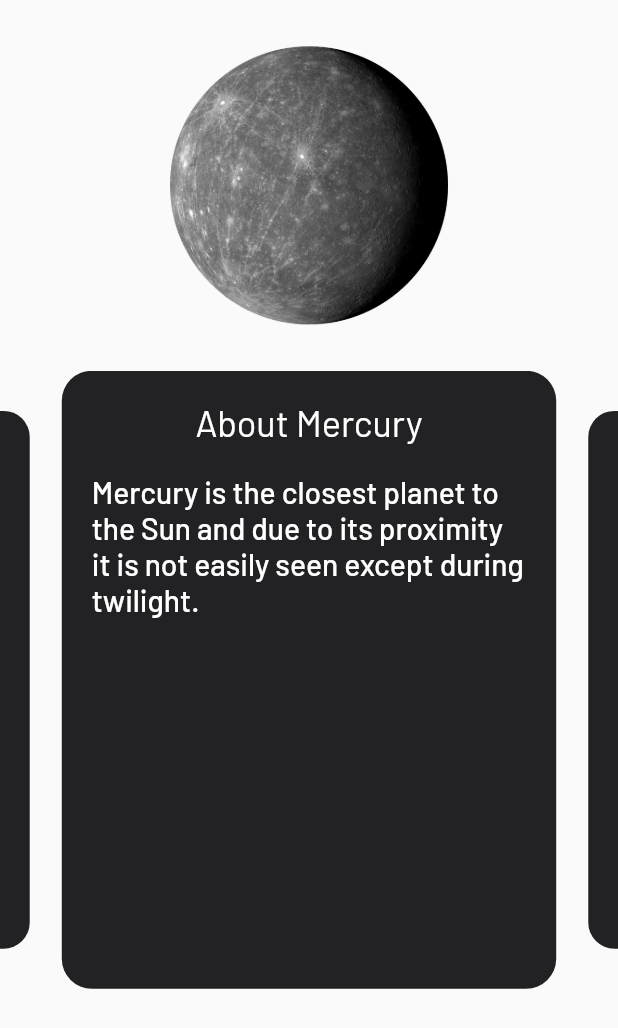
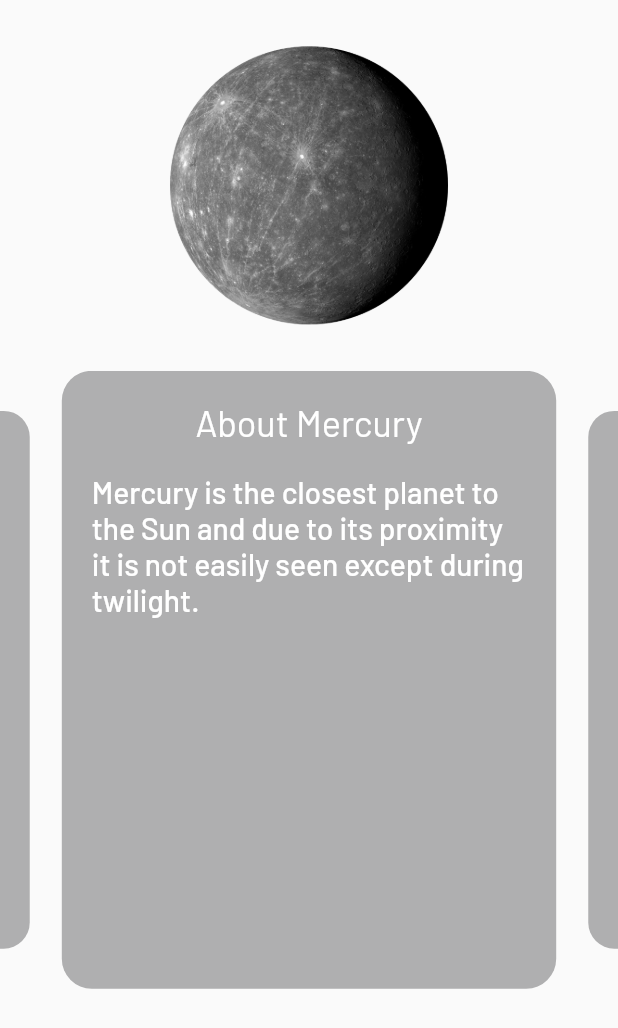
Before and after one commit to yogeshbhutkar/planetopedia, a Flutter app: the BodyPage widget shown alone on an empty page, opened directly with sample values from the repository, on a phone screen of 412 x 824 dp. Shown: the top 1028 px of the screen. Run offline on Flutter 3.47's test engine with Material 2 defaults, Android fonts, the phone set to English and light mode, and no system bars; drawn by our look-alikes of carousel_slider; our stand-ins replace flutter_svg, google_fonts; missing offline and left inert: model_viewer_plus.

Commit message:
final commit

```diff
--- a/lib/Screens/Components/body_page.dart
+++ b/lib/Screens/Components/body_page.dart
@@ -1,4 +1,3 @@
-import 'package:babylonjs_viewer/babylonjs_viewer.dart';
 import 'package:carousel_slider/carousel_slider.dart';
 import 'package:flutter/material.dart';
 import 'package:google_fonts/google_fonts.dart';
@@ -27,8 +26,9 @@ class BodyPage extends StatelessWidget {
             Container(
               width: MediaQuery.of(context).size.width,
               decoration: BoxDecoration(
-                  color: const Color.fromARGB(255, 34, 34, 37),
-                  borderRadius: BorderRadius.circular(20)),
+                color: const Color.fromARGB(255, 34, 34, 37).withOpacity(0.35),
+                borderRadius: BorderRadius.circular(20),
+              ),
               child: Column(
                 children: [
                   const SizedBox(
@@ -61,7 +61,8 @@ class BodyPage extends StatelessWidget {
             Container(
               width: MediaQuery.of(context).size.width,
               decoration: BoxDecoration(
-                  color: const Color.fromARGB(255, 34, 34, 37),
+                  color:
+                      const Color.fromARGB(255, 34, 34, 37).withOpacity(0.35),
                   borderRadius: BorderRadius.circular(20)),
               child: Column(
                 children: [
--- a/lib/Screens/Components/itemcart.dart
+++ b/lib/Screens/Components/itemcart.dart
@@ -22,7 +22,8 @@ class ItemCard extends StatelessWidget {
             child: Container(
               padding: const EdgeInsets.all(kDefaultPaddin),
               decoration: BoxDecoration(
-                  color: const Color.fromARGB(255, 34, 34, 37),
+                  color:
+                      const Color.fromARGB(255, 34, 34, 37).withOpacity(0.35),
                   borderRadius: BorderRadius.circular(16)),
               child: Hero(
                 tag: "${planets.position}",
--- a/pubspec.yaml
+++ b/pubspec.yaml
@@ -36,7 +36,7 @@ dependencies:
   flutter_svg: ^1.1.1+1
   google_fonts: ^3.0.1
   carousel_slider: ^4.1.1
-  babylonjs_viewer: ^1.1.4
+  model_viewer_plus: ^1.3.0
 
 dev_dependencies:
   flutter_test:
```
Also changed, not shown: lib/Screens/Components/three_d.dart (+7 -2 lines), model1.jpeg (added), model2.jpeg (added), model3.jpeg (added), model4.jpeg (added), pubspec.lock, 6 other files.
